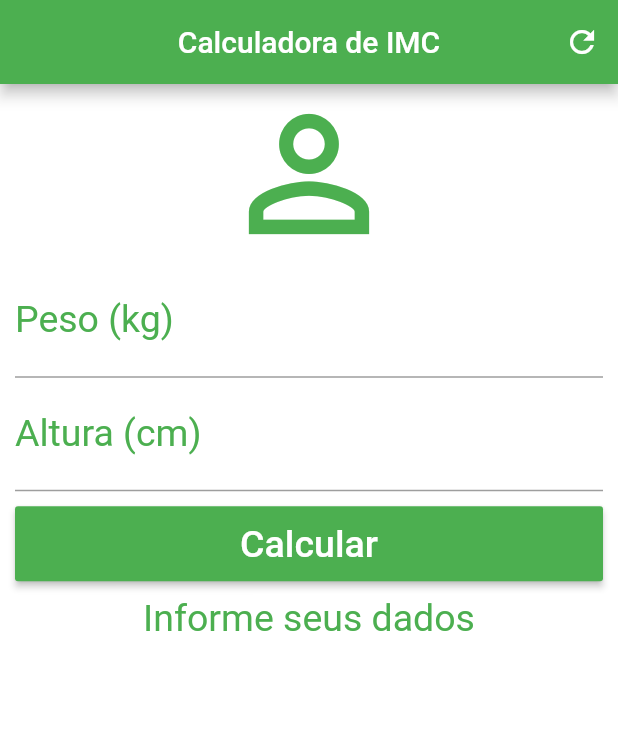
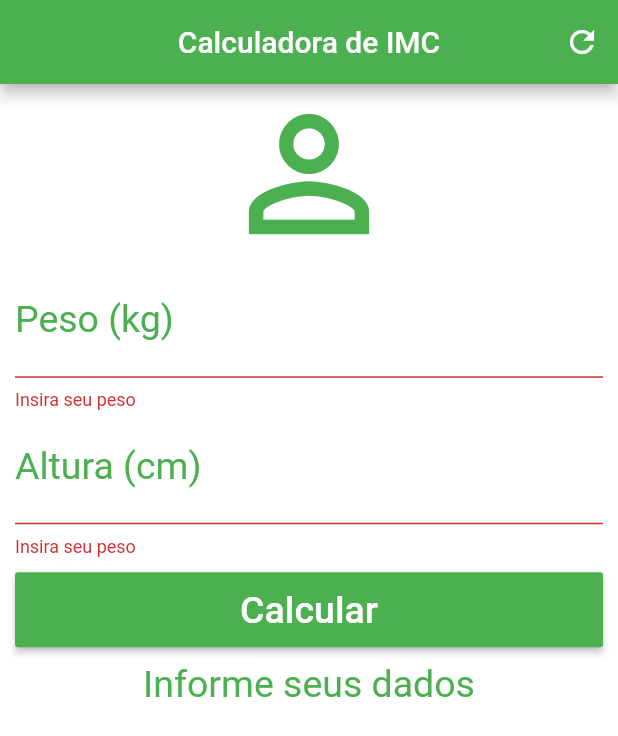
Before and after one commit to gabrielbucalon/imc_calculator, a Flutter app: the screen it shows after launch, after a tap on "Calcular", on a phone screen of 412 x 824 dp. Shown: the top 736 px of the screen. Run offline on Flutter 3.47's test engine with Material 2 defaults, Android fonts, the phone set to English and light mode, and no system bars.

Commit message:
feature | validators in the fields

```diff
--- a/lib/main.dart
+++ b/lib/main.dart
@@ -1,4 +1,5 @@
 import 'package:flutter/material.dart';
+import 'package:flutter/services.dart';
 
 void main() {
   runApp(MaterialApp(
@@ -14,34 +15,37 @@ class Home extends StatefulWidget {
 class _HomeState extends State<Home> {
   TextEditingController weightController = TextEditingController();
   TextEditingController heigthController = TextEditingController();
+
+  GlobalKey<FormState> _formKey = GlobalKey<FormState>();
+
   String _infoText = "Informe seus dados";
 
-  void resetFields() {
-    setState(() {
+  void _resetFields() {
     weightController.text = "";
     heigthController.text = "";
+    setState(() {
       _infoText = "Informe seus dados";
     });
   }
 
-  void calculateImc(){
+  void _calculateImc() {
     setState(() {
       double weigth = double.parse(weightController.text);
       double heigth = double.parse(heigthController.text) / 100;
 
       double imc = weigth / (heigth * heigth);
 
-      if(imc < 18.6){
+      if (imc < 18.6) {
         _infoText = "Abaixo do peso (${imc.toStringAsPrecision(4)})";
-      }else if(imc >= 18.6 && imc < 24.9){
+      } else if (imc >= 18.6 && imc < 24.9) {
         _infoText = "Peso Ideal (${imc.toStringAsPrecision(4)})";
-      }else if(imc >= 24.9 && imc < 29.9){
+      } else if (imc >= 24.9 && imc < 29.9) {
         _infoText = "Levemente acima do peso (${imc.toStringAsPrecision(4)})";
-      }else if(imc >= 29.9 && imc < 34.9){
+      } else if (imc >= 29.9 && imc < 34.9) {
         _infoText = "Obesidade Grau 1 (${imc.toStringAsPrecision(4)})";
-      }else if(imc >= 34.9 && imc < 39.9){
+      } else if (imc >= 34.9 && imc < 39.9) {
         _infoText = "Obesidade Grau 2 (${imc.toStringAsPrecision(4)})";
-      }else if(imc >= 40){
+      } else if (imc >= 40) {
         _infoText = "Obesidade Grau 3 (${imc.toStringAsPrecision(4)})";
       }
     });
@@ -55,17 +59,19 @@ class _HomeState extends State<Home> {
         centerTitle: true,
         backgroundColor: Colors.green,
         actions: <Widget>[
-          IconButton(icon: Icon(Icons.refresh), onPressed: resetFields)
+          IconButton(icon: Icon(Icons.refresh), onPressed: _resetFields)
         ],
       ),
       backgroundColor: Colors.white,
       body: SingleChildScrollView(
           padding: EdgeInsets.fromLTRB(10.0, 0.0, 10.0, 0.0),
+          child: Form(
+            key: _formKey,
             child: Column(
               crossAxisAlignment: CrossAxisAlignment.stretch,
               children: <Widget>[
                 Icon(Icons.person_outline, size: 120.0, color: Colors.green),
-            TextField(
+                TextFormField(
                     keyboardType: TextInputType.number,
                     decoration: InputDecoration(
                         labelText: "Peso (kg)",
@@ -73,8 +79,16 @@ class _HomeState extends State<Home> {
                     textAlign: TextAlign.center,
                     style: TextStyle(color: Colors.green, fontSize: 25.0),
                     controller: weightController,
-            ),
-            TextField(
+                    // ignore: missing_return
+                    validator: (value) {
+                      if (value.isEmpty) {
+                        return "Insira seu peso";
+                      }
+                    },
+                    inputFormatters: [
+                      LengthLimitingTextInputFormatter(3),
+                    ]),
+                TextFormField(
                     keyboardType: TextInputType.number,
                     decoration: InputDecoration(
                         labelText: "Altura (cm)",
@@ -82,13 +96,25 @@ class _HomeState extends State<Home> {
                     textAlign: TextAlign.center,
                     style: TextStyle(color: Colors.green, fontSize: 25.0),
                     controller: heigthController,
-            ),
+                    validator: (value) {
+                      // ignore: missing_return
+                      if (value.isEmpty) {
+                        return "Insira seu peso";
+                      }
+                    },
+                    inputFormatters: [
+                      LengthLimitingTextInputFormatter(3),
+                    ]),
                 Padding(
                   padding: EdgeInsets.only(top: 10.0, bottom: 10.0),
                   child: Container(
                     height: 50.0,
                     child: RaisedButton(
-                  onPressed: calculateImc,
+                      onPressed: () {
+                        if (_formKey.currentState.validate()) {
+                          _calculateImc();
+                        }
+                      },
                       child: Text(
                         "Calcular",
                         style: TextStyle(color: Colors.white, fontSize: 25.0),
@@ -104,7 +130,7 @@ class _HomeState extends State<Home> {
                 )
               ],
             ),
-      ),
+          )),
     );
   }
 }
```
Lines whose indentation alone changed are shown as unchanged.
